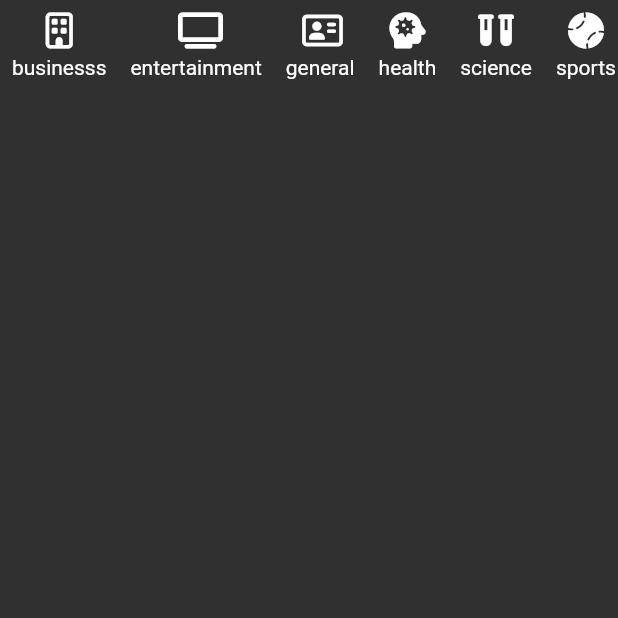
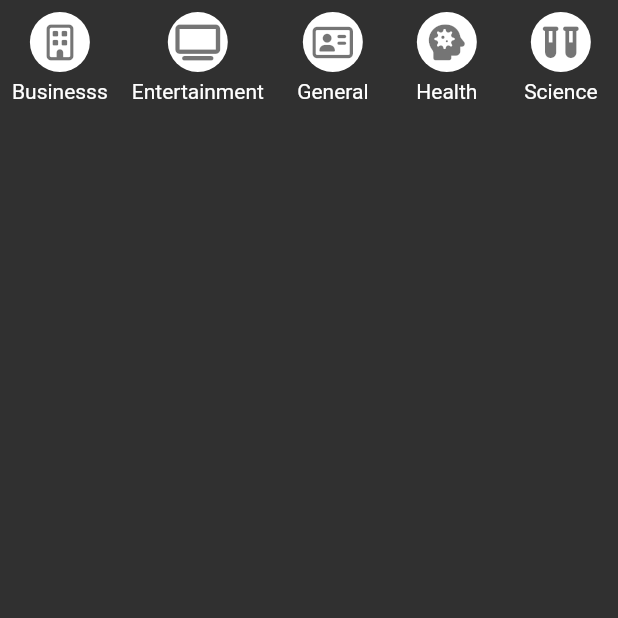
Before and after one commit to BryanParada/newsApp, a Flutter app: the Tab2Page screen opened directly, on a phone screen of 412 x 824 dp, the top half of it. Run offline on Flutter 3.47's test engine with Material 2 defaults, Android fonts, the phone set to English and light mode, and no system bars; our stand-ins replace flutter_dotenv, font_awesome_flutter; network calls fail.

Commit message:
F300 - Categories menu

```diff
--- a/lib/src/pages/tab2_page.dart
+++ b/lib/src/pages/tab2_page.dart
@@ -1,4 +1,5 @@
 import 'package:flutter/material.dart';
+import 'package:news_app/src/models/category_model.dart';
 import 'package:news_app/src/services/news_service.dart';
 import 'package:provider/provider.dart';
 
@@ -31,13 +32,16 @@ class _ListCategory extends StatelessWidget {
       scrollDirection: Axis.horizontal,
       itemCount: categories.length,
       itemBuilder: (BuildContext context, int index) {
+
+        final cName = categories[index].name;
+
         return Padding(
           padding: EdgeInsets.all(8),
           child: Column(
             children: <Widget>[
-              Icon( categories[index].icon),
+              _CategoryButtton(categories[index]),
               SizedBox(height: 5,),
-              Text( categories[index].name)
+              Text( '${cName[0].toUpperCase()}${cName.substring(1)}')
             ],
           )
           );
@@ -45,3 +49,34 @@ class _ListCategory extends StatelessWidget {
     );
   }
 }
+
+class _CategoryButtton extends StatelessWidget {
+
+  final Category category;
+
+
+  const _CategoryButtton(this.category);
+
+  @override
+  Widget build(BuildContext context) {
+    return GestureDetector(
+      onTap: () {
+          print('${category.name}');
+
+      },
+      child: Container(
+        width: 40,
+        height: 40,
+        margin: EdgeInsets.symmetric( horizontal: 10),
+        decoration: BoxDecoration(
+          shape: BoxShape.circle,
+          color: Colors.white
+        ),
+        child: Icon(
+          category.icon,
+          color:  Colors.black54,
+        )
+      ),
+    );
+  }
+}
```
